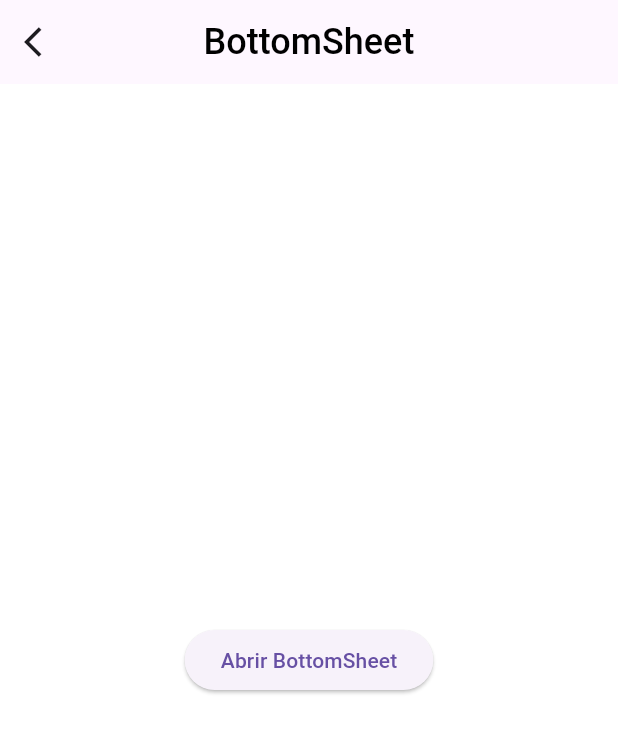
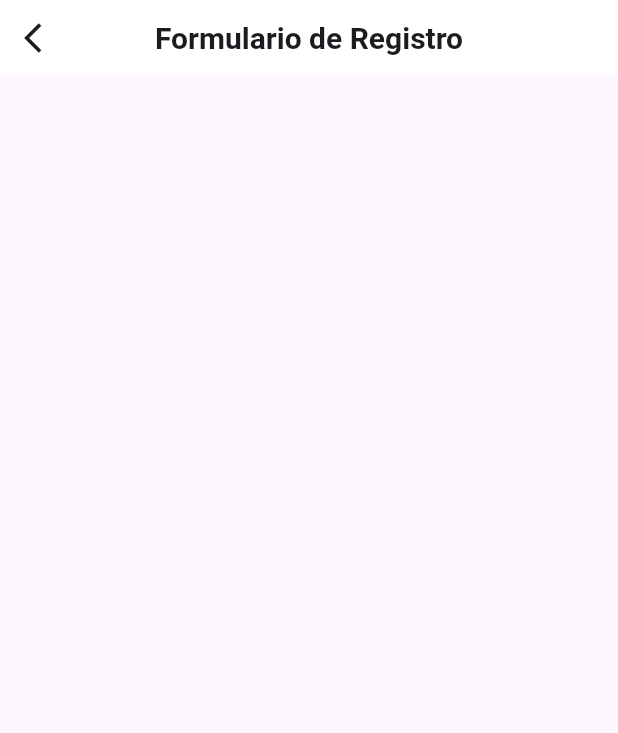
Before and after one commit to Francisco-V98/screens_excercise, a Flutter app: the screen it shows after launch, on a phone screen of 412 x 824 dp. Shown: the top 733 px of the screen. Run offline on Flutter 3.47's test engine with Material 3 defaults, Android fonts, the phone set to English and light mode, and no system bars.

Commit message:
Create principal archive of the excercise form register

```diff
--- a/lib/main.dart
+++ b/lib/main.dart
@@ -11,7 +11,7 @@ class MyApp extends StatelessWidget {
     return const MaterialApp(
       debugShowCheckedModeBanner: false,
       title: 'Material App',
-      home: BottomSheetPractice(),
+      home: FormRegisterScreen(),
     );
   }
 }
--- a/lib/screens/bottomsheet/bottomsheet_screen.dart
+++ b/lib/screens/bottomsheet/bottomsheet_screen.dart
@@ -1,27 +1,18 @@
 import 'package:flutter/material.dart';
 import 'package:screens_excercise/widgets/bottomsheet_widgets/widgets_bottomsheet.dart';
+import 'package:screens_excercise/widgets/general/widgets.dart';
 
 class BottomSheetPractice extends StatelessWidget {
   const BottomSheetPractice({super.key});
 
   @override
   Widget build(BuildContext context) {
-    return Scaffold(
-      appBar: appBarNew(),
-      body: const _Body(),
-    );
-  }
-
-  AppBar appBarNew() {
-    return AppBar(
-      centerTitle: true,
-      title: const Text('BottomSheet'),
-      titleTextStyle: const TextStyle(
-        fontWeight: FontWeight.w500,
-        color: Colors.black,
-        fontSize: 24,
+    return const Scaffold(
+      appBar: AppBarNew(
+        title: 'BottomSheet',
+        leadingIcon: Icons.arrow_back_ios,
       ),
-      leading: const Icon(Icons.arrow_back_ios),
+      body: _Body(),
     );
   }
 }
@@ -34,7 +25,6 @@ class _Body extends StatefulWidget {
 }
 
 class _BodyState extends State<_Body> {
-
   Color bgColor = Colors.white;
 
   @override
@@ -76,10 +66,8 @@ class _BodyState extends State<_Body> {
   }
 
   void changeBgColor(Color color) {
-      setState(() {
-        bgColor = color;
-      });
-    }
-
-
+    setState(() {
+      bgColor = color;
+    });
+  }
 }
--- a/lib/screens/form_register/form_register_screen.dart
+++ b/lib/screens/form_register/form_register_screen.dart
@@ -0,0 +1,16 @@
+import 'package:flutter/material.dart';
+import 'package:screens_excercise/widgets/general/widgets.dart';
+
+class FormRegisterScreen extends StatelessWidget {
+  const FormRegisterScreen({super.key});
+
+  @override
+  Widget build(BuildContext context) {
+    return const Scaffold(
+      appBar: AppBarNew(
+        title: 'Formulario de Registro',
+        leadingIcon: Icons.arrow_back_ios,
+      ),
+    );
+  }
+}
--- a/lib/screens/screens.dart
+++ b/lib/screens/screens.dart
@@ -1,3 +1,5 @@
+export 'package:screens_excercise/screens/form_register/form_register_screen.dart';
+
 export 'package:screens_excercise/screens/bottomsheet/bottomsheet_screen.dart';
 
 export 'package:screens_excercise/screens/dashboard/dashboard_screen.dart';
--- /dev/null
+++ b/lib/widgets/general/appbar.dart
@@ -0,0 +1,39 @@
+import 'package:flutter/material.dart';
+
+class AppBarNew extends StatelessWidget implements PreferredSizeWidget {
+  final String title;
+  final IconData? leadingIcon;
+  final IconData? actionIcon;
+  final Color? backgroundColor;
+
+  const AppBarNew({
+    super.key,
+    required this.title,
+    this.leadingIcon,
+    this.actionIcon,
+    this.backgroundColor = Colors.white,
+  });
+
+  @override
+  Widget build(BuildContext context) {
+    return AppBar(
+      elevation: 0,
+      scrolledUnderElevation: 0,
+      backgroundColor: backgroundColor,
+      centerTitle: true,
+      title: Text(
+        title,
+        style: const TextStyle(
+          fontWeight: FontWeight.w700,
+          fontSize: 20,
+        ),
+      ),
+      leading: Icon(leadingIcon),
+      actions: [Icon(actionIcon)],
+    );
+  }
+
+  @override
+  // TOO: implement preferredSize
+  Size get preferredSize => const Size.fromHeight(50);
+}
--- /dev/null
+++ b/lib/widgets/general/widgets.dart
@@ -0,0 +1 @@
+export 'package:screens_excercise/widgets/general/appbar.dart';
```
Also changed, not shown: lib/widgets/form_register_widgets/form_register_widgets.dart (added).
